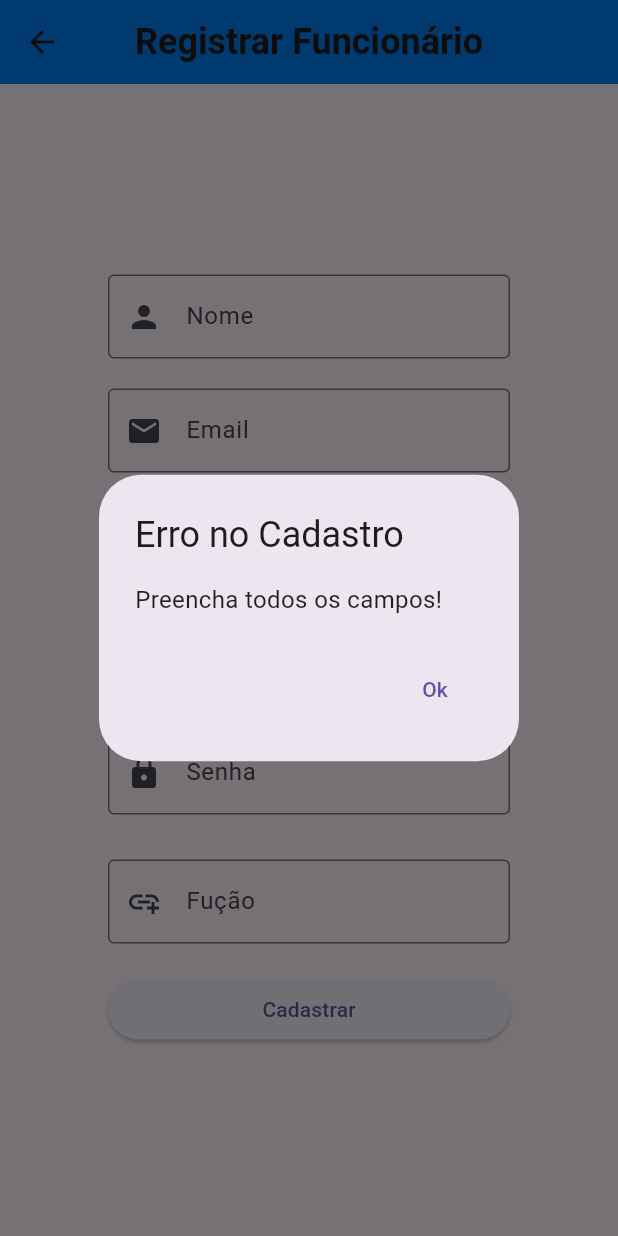
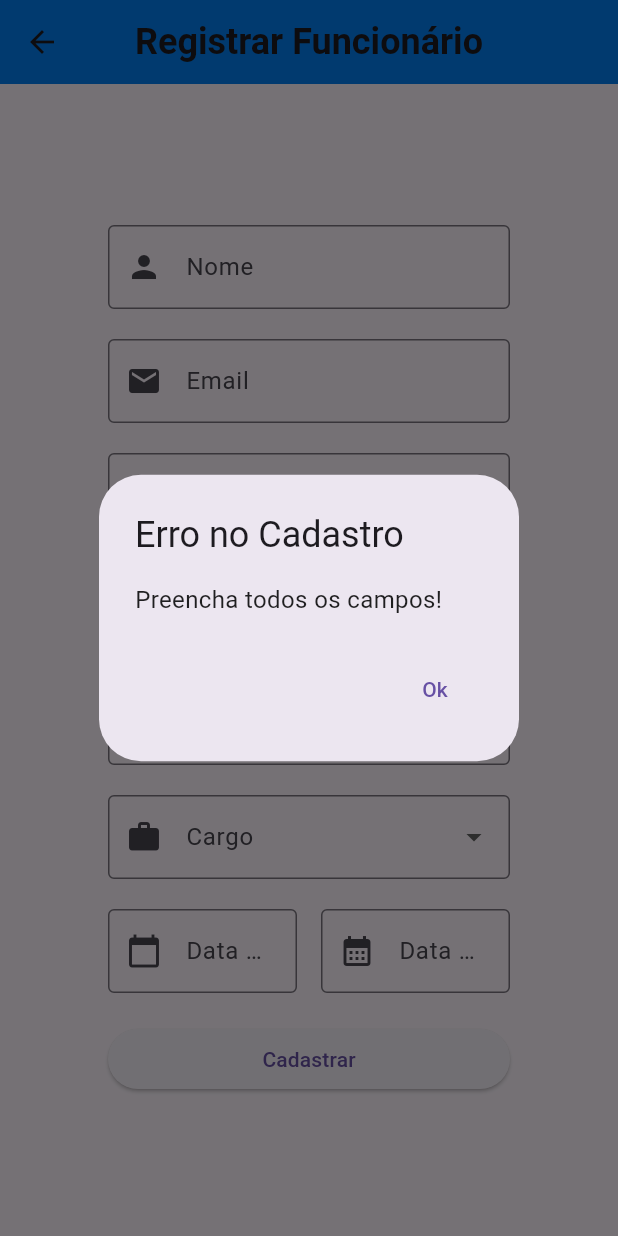
Before and after one commit to Yhouz/Unilanches, a Flutter app: the CadastroFuncionario screen opened directly, after a tap on "Cadastrar", on a phone screen of 412 x 824 dp. Run offline on Flutter 3.47's test engine with Material 3 defaults, Android fonts, the phone set to English and light mode, and no system bars; our stand-ins replace shared_preferences; accounts and stored records are empty.

Commit message:
conseguir compilar para android

```diff
--- a/lib/funcionario/cadastro_funcionario.dart
+++ b/lib/funcionario/cadastro_funcionario.dart
@@ -1,6 +1,20 @@
+// ignore_for_file: public_member_api_docs, sort_constructors_first
 import 'package:flutter/material.dart';
 
 import 'package:unilanches/src/services/cadastro_funcionario_serv.dart';
+
+class UF {
+  String sigla;
+
+  UF({
+    required this.sigla,
+  });
+}
+
+class Cargo {
+  String nome;
+  Cargo({required this.nome});
+}
 
 class CadastroFuncionario extends StatefulWidget {
   const CadastroFuncionario({super.key});
@@ -15,8 +29,59 @@ class _CadastroFuncionarioState extends State<CadastroFuncionario> {
   final TextEditingController cpf = TextEditingController();
   final TextEditingController telefone = TextEditingController();
   final TextEditingController senha = TextEditingController();
-  final TextEditingController cargo = TextEditingController();
+  //final TextEditingController cargo = TextEditingController();
+  final TextEditingController dtAdmissao = TextEditingController();
+  final TextEditingController dtNascimento = TextEditingController();
+  final TextEditingController salario = TextEditingController();
+  final TextEditingController endereco = TextEditingController();
+  final TextEditingController numero = TextEditingController();
+  //final TextEditingController uf = TextEditingController();
+  final TextEditingController cidade = TextEditingController();
 
+  final List<Cargo> cargo = [
+    Cargo(nome: 'Gerente'),
+    Cargo(nome: 'Caixa'),
+    Cargo(nome: 'Atendente'),
+    Cargo(nome: 'Cozinheiro'),
+    Cargo(nome: 'Estoquista'),
+    Cargo(nome: 'Administrador'),
+    Cargo(nome: 'Faxineiro'),
+  ];
+
+  //Variavel para guarda o que foi selecionado CARGO
+  Cargo? cargoSelecionado;
+
+  final List<UF> uf = [
+    UF(sigla: 'AC'),
+    UF(sigla: 'AL'),
+    UF(sigla: 'AP'),
+    UF(sigla: 'AM'),
+    UF(sigla: 'BA'),
+    UF(sigla: 'CE'),
+    UF(sigla: 'DF'),
+    UF(sigla: 'ES'),
+    UF(sigla: 'GO'),
+    UF(sigla: 'MA'),
+    UF(sigla: 'MT'),
+    UF(sigla: 'MS'),
+    UF(sigla: 'MG'),
+    UF(sigla: 'PA'),
+    UF(sigla: 'PB'),
+    UF(sigla: 'PR'),
+    UF(sigla: 'PE'),
+    UF(sigla: 'PI'),
+    UF(sigla: 'RJ'),
+    UF(sigla: 'RN'),
+    UF(sigla: 'RS'),
+    UF(sigla: 'RO'),
+    UF(sigla: 'RR'),
+    UF(sigla: 'SC'),
+    UF(sigla: 'SP'),
+    UF(sigla: 'SE'),
+    UF(sigla: 'TO'),
+  ];
+
+  // Focar o campo ao aperta o enter
   final FocusNode focoNome = FocusNode();
   final FocusNode focoEmail = FocusNode();
   final FocusNode focoCpf = FocusNode();
@@ -26,12 +91,13 @@ class _CadastroFuncionarioState extends State<CadastroFuncionario> {
 
   bool _isCadastroFunc = false;
 
-  Future<void> cadastroFunc() async {
+  Future<void> cadastroFunc(dynamic uf) async {
     if (nome.text.isEmpty ||
         email.text.isEmpty ||
         cpf.text.isEmpty ||
         telefone.text.isEmpty ||
-        senha.text.isEmpty) {
+        senha.text.isEmpty ||
+        uf == null) {
       showDialog(
         context: context,
         builder:
@@ -60,8 +126,15 @@ class _CadastroFuncionarioState extends State<CadastroFuncionario> {
         cpf.text,
         telefone.text,
         senha.text,
-        cargo.text,
+        Cargo as String,
         'Funcionario',
+        dtAdmissao.text,
+        dtNascimento.text,
+        salario.text,
+        endereco.text,
+        numero.text,
+        uf!,
+        cidade.text,
       );
 
       if (sucesso) {
@@ -122,6 +195,27 @@ class _CadastroFuncionarioState extends State<CadastroFuncionario> {
     }
   }
 
+  Future<void> _selecionarData(
+    BuildContext context,
+    TextEditingController controller,
+  ) async {
+    DateTime? dataSelecionada = await showDatePicker(
+      context: context,
+      initialDate: DateTime.now(),
+      firstDate: DateTime(1900),
+      lastDate: DateTime(2100),
+    );
+
+    if (dataSelecionada != null) {
+      setState(() {
+        controller.text =
+            "${dataSelecionada.day.toString().padLeft(2, '0')}/"
+            "${dataSelecionada.month.toString().padLeft(2, '0')}/"
+            "${dataSelecionada.year}";
+      });
+    }
+  }
+
   @override
   Widget build(BuildContext context) {
     return Center(
@@ -138,9 +232,9 @@ class _CadastroFuncionarioState extends State<CadastroFuncionario> {
               padding: const EdgeInsets.all(16),
               child: Form(
                 child: Column(
-                  mainAxisAlignment: MainAxisAlignment.center,
+                  mainAxisSize: MainAxisSize.min,
+                  crossAxisAlignment: CrossAxisAlignment.stretch,
                   children: [
-                    // Campos de formulário (os mesmos que você já colocou)
                     campoTexto('Nome', Icons.person, nome, focoNome, focoEmail),
                     const SizedBox(height: 20),
                     campoTexto(
@@ -179,21 +273,68 @@ class _CadastroFuncionarioState extends State<CadastroFuncionario> {
                       ocultarTexto: true,
                       tipoTeclado: TextInputType.visiblePassword,
                     ),
-                    const SizedBox(height: 30),
-                    campoTexto(
-                      'Fução',
-                      Icons.add_link_sharp,
-                      cargo,
-                      focoCargo,
-                      null,
+                    const SizedBox(height: 20),
+                    DropdownButtonFormField<Cargo>(
+                      decoration: InputDecoration(
+                        labelText: 'Cargo',
+                        border: OutlineInputBorder(),
+                        prefixIcon: Icon(Icons.work),
+                      ),
+                      value: cargoSelecionado,
+                      items:
+                          cargo.map((cargo) {
+                            return DropdownMenuItem<Cargo>(
+                              value: cargo,
+                              child: Text(cargo.nome),
+                            );
+                          }).toList(),
+                      onChanged: (novoCargo) {
+                        setState(() {
+                          cargoSelecionado = novoCargo;
+                        });
+                      },
+                      validator:
+                          (valor) =>
+                              valor == null ? 'Selecione um cargo' : null,
                     ),
                     const SizedBox(height: 20),
+                    Row(
+                      children: [
+                        Expanded(
+                          child: TextFormField(
+                            controller: dtAdmissao,
+                            readOnly: true,
+                            decoration: InputDecoration(
+                              labelText: 'Data de Admissão',
+                              border: const OutlineInputBorder(),
+                              prefixIcon: Icon(Icons.calendar_today),
+                            ),
+                            onTap: () => _selecionarData(context, dtAdmissao),
+                          ),
+                        ),
+                        const SizedBox(width: 16),
+                        Expanded(
+                          child: TextFormField(
+                            controller: dtNascimento,
+                            readOnly: true,
+                            decoration: InputDecoration(
+                              labelText: 'Data de Nascimento',
+                              border: const OutlineInputBorder(),
+                              prefixIcon: Icon(Icons.calendar_month),
+                            ),
+                            onTap: () => _selecionarData(context, dtNascimento),
+                          ),
+                        ),
+                      ],
+                    ),
+                    const SizedBox(height: 20),
+
                     // Botão de cadastro
                     SizedBox(
                       width: double.infinity,
                       child: ElevatedButton(
                         onPressed: () async {
-                          await cadastroFunc();
+                          await cadastroFunc(uf);
                         },
                         child:
                             _isCadastroFunc
--- a/lib/funcionario/cadastro_produto.dart
+++ b/lib/funcionario/cadastro_produto.dart
@@ -20,7 +20,7 @@ class _CadastroProdutoState extends State<CadastroProduto> {
 
   final ProdutoApi produtoApi = ProdutoApi();
 
-  Future<void> cadastrarProduto(BuildContext context) async {
+  Future<void> cadastrarProduto() async {
     if (!_formKey.currentState!.validate()) {
       return;
     }
@@ -37,6 +37,7 @@ class _CadastroProdutoState extends State<CadastroProduto> {
     try {
       final resultado = await produtoApi.cadastrarProduto(produto);
 
+      if (!mounted) return;
       if (resultado != null) {
         ScaffoldMessenger.of(context).showSnackBar(
           const SnackBar(content: Text('Erro ao cadastrar produto.')),
@@ -48,6 +49,7 @@ class _CadastroProdutoState extends State<CadastroProduto> {
         );
       }
     } catch (e) {
+      if (!mounted) return;
       ScaffoldMessenger.of(context).showSnackBar(
         SnackBar(content: Text('Erro inesperado: $e')),
       );
@@ -96,7 +98,7 @@ class _CadastroProdutoState extends State<CadastroProduto> {
                   ),
                   const SizedBox(height: 20),
                   ElevatedButton(
-                    onPressed: () => cadastrarProduto(context),
+                    onPressed: () => cadastrarProduto(),
                     child: const Text('Cadastrar Produto'),
                   ),
                 ],
--- a/lib/funcionario/list_prod.dart
+++ b/lib/funcionario/list_prod.dart
@@ -25,7 +25,7 @@ class _ListProdState extends State<ListProd> {
         produtosApi = lista.toList();
       });
     } catch (e) {
-      print('Erro ao carregar produtos: $e');
+      // print('Erro ao carregar produtos: $e');
     }
   }
 
--- a/lib/main.dart
+++ b/lib/main.dart
@@ -12,6 +12,7 @@ class MyApp extends StatelessWidget {
   Widget build(BuildContext context) {
     return MaterialApp(
       home: LoginPage(),
+
       theme: ThemeData(
         primarySwatch: Colors.lightBlue,
         brightness: Brightness.light,
--- a/lib/src/services/cadastro_funcionario_serv.dart
+++ b/lib/src/services/cadastro_funcionario_serv.dart
@@ -12,7 +12,15 @@ class CadastroFuncAPI {
     String telefone,
     String senha,
     String cargo,
-    String tipoUsuario
+    String tipoUsuario,
+    String dtAdmissao,
+    String dtNascimento,
+    String salario,
+    String endereco,
+    String numero,
+    String uf,
+    String cidade
+
   ) async {
     final url = Uri.parse(baseUrl);
 
@@ -26,7 +34,14 @@ class CadastroFuncAPI {
         'telefone': telefone,
         'cpf': cpf,
         'cargo': cargo,
-        'tipoUsuario': 'funcionario',
+        'tipoUsuario': tipoUsuario,
+        'dt_admissao': dtAdmissao,
+        'dt_nascimento': dtNascimento,
+        'salario': salario,
+        'endereco': endereco,
+        'numero': numero,
+        'uf': uf,
+        'cidade': cidade,
       }),
     );
 
--- a/lib/src/services/cadastro_prod.dart
+++ b/lib/src/services/cadastro_prod.dart
@@ -22,7 +22,7 @@ class ProdutoApi {
         // Sucesso no cadastro, retorna o produto criado (a partir da resposta JSON)
       } else {
         // Pode lançar um erro ou retornar null em caso de falha
-        print('Falha no cadastro: ${response.statusCode} - ${response.body}');
+        //  print('Falha no cadastro: ${response.statusCode} - ${response.body}');
         return null;
       }
     } catch (e) {
--- a/pubspec.yaml
+++ b/pubspec.yaml
@@ -13,6 +13,7 @@ dependencies:
   cupertino_icons: ^1.0.8
   shared_preferences: ^2.2.2
   http: ^1.4.0
+  responsive_framework: ^1.1.0
 
 dev_dependencies:
   flutter_test:
```
Also changed, not shown: lib/src/models/cadastro_func_model.dart (+22 -1 lines), pubspec.lock, 115 other files.
